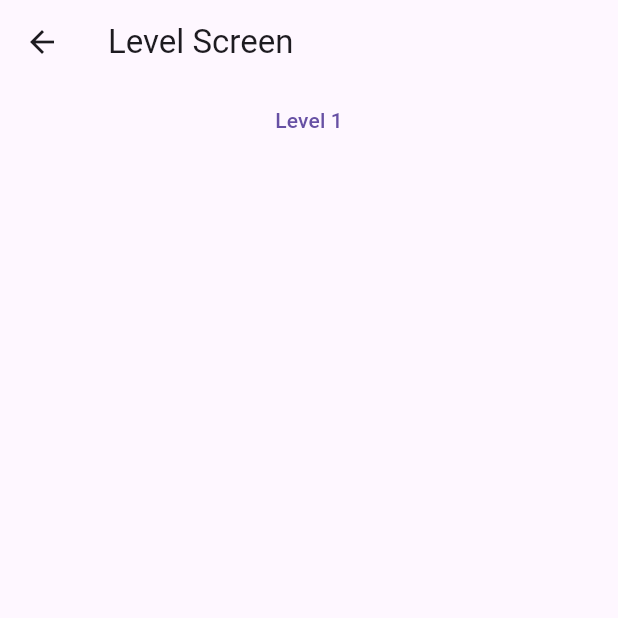
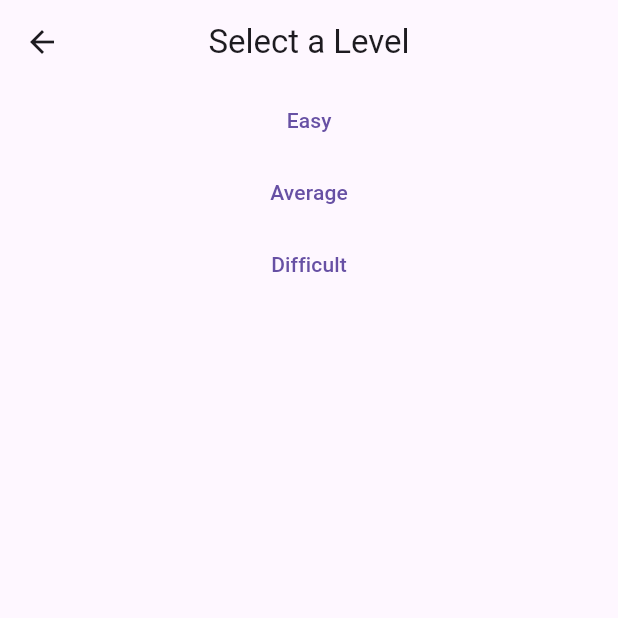
Before and after one commit to hungrychef-bytescode/CMSC156-Midterm-Project, a Flutter app: the screen it shows after launch, after a tap on "Play Game", on a phone screen of 412 x 824 dp, the top half of it. Run offline on Flutter 3.47's test engine with Material 3 defaults, Android fonts, the phone set to English and light mode, and no system bars.

Commit message:
fix: app bar and button labels/title

```diff
--- a/ayos_game/lib/level_screen.dart
+++ b/ayos_game/lib/level_screen.dart
@@ -7,7 +7,8 @@ class LevelScreen extends StatelessWidget {
   Widget build(BuildContext context) {
     return Scaffold(
       appBar: AppBar(
-        title: Text("Level Screen"),
+        title: Text("Select a Level"),
+        centerTitle: true,
       ),
       body: SelectLevel(),
     );
@@ -24,7 +25,15 @@ class SelectLevel extends StatelessWidget {
         children: [
           TextButton.icon(
             onPressed: () => Navigator.pushNamed(context, '/gameScreen'),
-            label: Text("Level 1"))
+            label: Text("Easy")),
+
+          TextButton.icon(
+            onPressed: () => Navigator.pushNamed(context, '/gameScreen'),
+            label: Text("Average")),
+
+          TextButton.icon(
+            onPressed: () => Navigator.pushNamed(context, '/gameScreen'),
+            label: Text("Difficult"))
         ]
       )
     );
--- a/ayos_game/lib/start_screen.dart
+++ b/ayos_game/lib/start_screen.dart
@@ -7,7 +7,8 @@ class StartScreen extends StatelessWidget {
   Widget build(BuildContext context) {
     return Scaffold(
       appBar: AppBar(
-        title: const Text("Start Screen"),
+        title: const Text("Ayos"),
+        centerTitle: true,
       ),
       body: StartGame(),
     );
```
